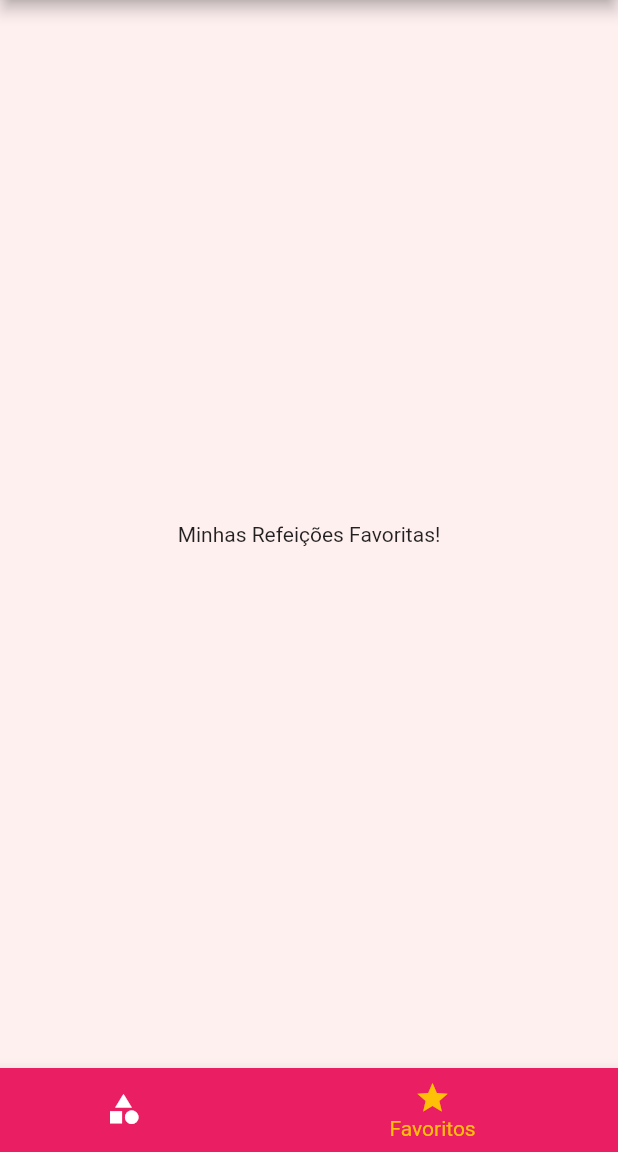
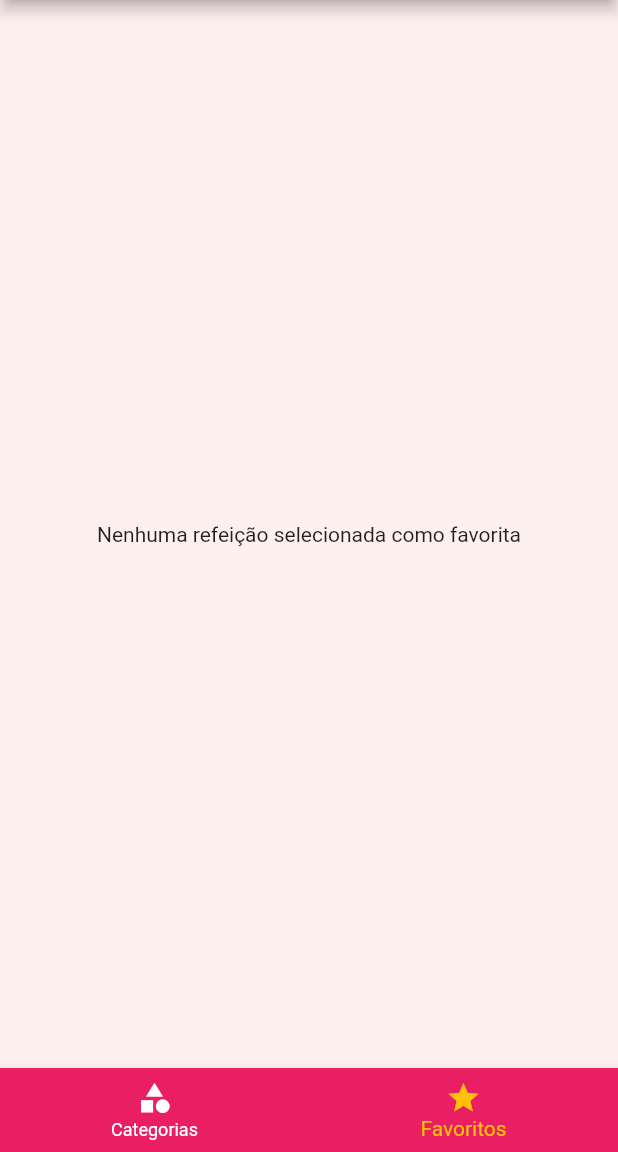
Before and after one commit to rmcassio/meals-app, a Flutter app: the screen it shows after launch, item 2 of the bottom bar chosen, on a phone screen of 412 x 824 dp, the part 84-1236 px from its top. Run offline on Flutter 3.47's test engine with Material 2 defaults, Android fonts, the phone set to English and light mode, and no system bars.

Commit message:
altering routes and screens

```diff
--- a/lib/main.dart
+++ b/lib/main.dart
@@ -17,10 +17,14 @@ class MyApp extends StatefulWidget {
 }
 
 class _MyAppState extends State<MyApp> {
+  Settings settings = Settings();
+
   List<Meal> _availableMeals = DUMMY_MEALS;
+  List<Meal> _favoriteMeals = [];
 
   void _filterMeals(Settings settings) {
     setState(() {
+      this.settings = settings;
       _availableMeals = DUMMY_MEALS.where((meal) {
         final filterGluten = settings.isGlutenFree && !meal.isGlutenFree;
         final filterLactose = settings.isLactoseFree && !meal.isLactoseFree;
@@ -32,6 +36,18 @@ class _MyAppState extends State<MyApp> {
             !filterVegetarian;
       }).toList();
     });
+  }
+
+  void _toggleFavorite(Meal meal) {
+    setState(() {
+      _favoriteMeals.contains(meal)
+          ? _favoriteMeals.remove(meal)
+          : _favoriteMeals.add(meal);
+    });
+  }
+
+  bool _isFavorite(Meal meal) {
+    return _favoriteMeals.contains(meal);
   }
 
   @override
@@ -51,11 +67,12 @@ class _MyAppState extends State<MyApp> {
             ),
       ),
       routes: {
-        AppRoutes.HOME: (ctx) => TabsScreen(),
+        AppRoutes.HOME: (ctx) => TabsScreen(_favoriteMeals),
         AppRoutes.CATEGORIES_MEALS: (ctx) =>
             CategoriesMealsScreen(_availableMeals),
-        AppRoutes.MEAL_DETAILS: (ctx) => MealDetailsScreen(),
-        AppRoutes.SETTINGS: (ctx) => SettingsScreen(_filterMeals),
+        AppRoutes.MEAL_DETAILS: (ctx) =>
+            MealDetailsScreen(_toggleFavorite, _isFavorite),
+        AppRoutes.SETTINGS: (ctx) => SettingsScreen(settings, _filterMeals),
       },
       onUnknownRoute: (settings) {
         return MaterialPageRoute(
--- a/lib/screens/favorite_screen.dart
+++ b/lib/screens/favorite_screen.dart
@@ -1,10 +1,25 @@
 import 'package:flutter/material.dart';
+import '../models/meal.dart';
+import '../components/meal_item.dart';
 
 class FavoriteScreen extends StatelessWidget {
+  final List<Meal> favoriteMeals;
+
+  const FavoriteScreen(this.favoriteMeals);
+
   @override
   Widget build(BuildContext context) {
-    return const Center(
-      child: Text('Minhas Refeições Favoritas!'),
-    );
+    if (favoriteMeals.isEmpty) {
+      return Center(
+        child: Text('Nenhuma refeição selecionada como favorita'),
+      );
+    } else {
+      return ListView.builder(
+        itemCount: favoriteMeals.length,
+        itemBuilder: (ctx, index) {
+          return MealItem(favoriteMeals[index]);
+        },
+      );
+    }
   }
 }
--- a/lib/screens/tabs_screen.dart
+++ b/lib/screens/tabs_screen.dart
@@ -2,8 +2,13 @@ import 'package:flutter/material.dart';
 import 'categories_screen.dart';
 import 'favorite_screen.dart';
 import '../components/main_drawer.dart';
+import '../models/meal.dart';
 
 class TabsScreen extends StatefulWidget {
+  final List<Meal> favoriteMeals;
+
+  const TabsScreen(this.favoriteMeals);
+
   @override
   State<TabsScreen> createState() => _TabsScreenState();
 }
@@ -16,10 +21,16 @@ class _TabsScreenState extends State<TabsScreen> {
     'Meus Favoritos',
   ];
 
-  final List<Widget> _screens = [
-    CategoriesScreen(),
-    FavoriteScreen(),
-  ];
+  List<Widget> _screens = [];
+
+  @override
+  void initState() {
+    super.initState();
+    _screens = [
+      CategoriesScreen(),
+      FavoriteScreen(widget.favoriteMeals),
+    ];
+  }
 
   _selectScreen(int index) {
     setState(() {
@@ -39,18 +50,15 @@ class _TabsScreenState extends State<TabsScreen> {
         onTap: _selectScreen,
         backgroundColor: Theme.of(context).primaryColor,
         unselectedItemColor: Colors.white,
-        selectedItemColor: Theme.of(context).colorScheme.secondary,
+        selectedItemColor: Theme.of(context).accentColor,
         currentIndex: _selectedScreenIndex,
-        type: BottomNavigationBarType.shifting,
         items: [
           BottomNavigationBarItem(
-            backgroundColor: Theme.of(context).primaryColor,
-            icon: const Icon(Icons.category),
+            icon: Icon(Icons.category),
             label: 'Categorias',
           ),
           BottomNavigationBarItem(
-            backgroundColor: Theme.of(context).primaryColor,
-            icon: const Icon(Icons.star),
+            icon: Icon(Icons.star),
             label: 'Favoritos',
           ),
         ],
```
Also changed, not shown: lib/screens/meal_details_screen.dart (+6 -2 lines), lib/screens/settings_screen.dart (+11 -3 lines).
